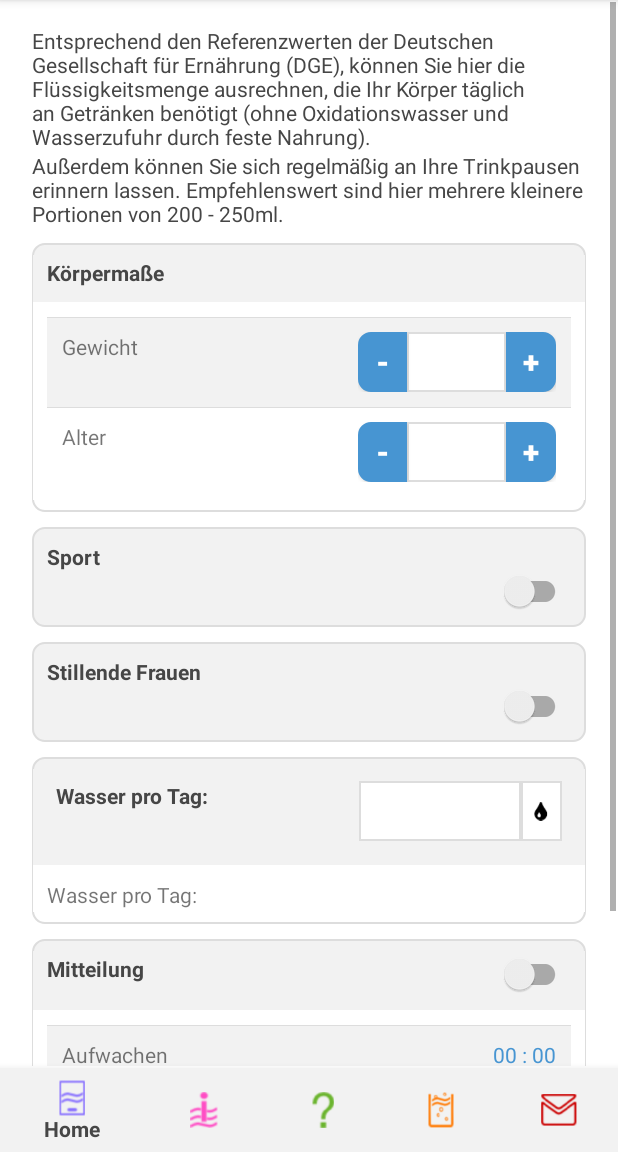
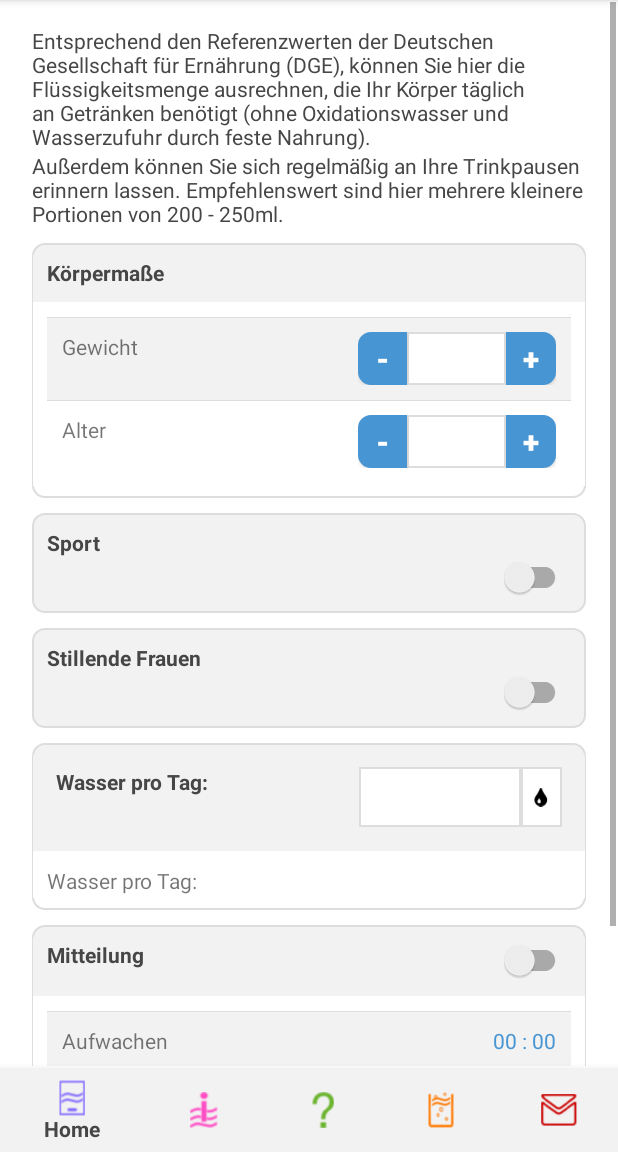
Before and after one commit to Tchoumi14/Wassertipps, an Android app: the fragment RechnerFragment placed in its activity, on a phone screen of 412 x 824 dp, the part 84-1236 px from its top. Run offline under Robolectric (Android 15) with nearby library versions, the phone set to English and light mode, and no system bars; libraries missing offline, so code that uses them is left out: com.github.aakira.expandablelayout; network calls fail; 26 statements that could not run were skipped.

Commit message:
Wasserbedarf rechner fields

```diff
--- a/Wassertipps/app/src/main/java/com/zeitform/wasserapp/navfragments/RechnerFragment.kt
+++ b/Wassertipps/app/src/main/java/com/zeitform/wasserapp/navfragments/RechnerFragment.kt
@@ -9,6 +9,7 @@ import android.view.LayoutInflater
 import android.view.View
 import android.view.ViewGroup
 import android.widget.DatePicker
+import android.widget.EditText
 import android.widget.TextView
 import android.widget.Toast
 import com.zeitform.wasserapp.R
@@ -36,6 +37,10 @@ class RechnerFragment : Fragment() {
     private lateinit var aufwachenText: TextView
     private lateinit var einschlafenText: TextView
     private lateinit var timePicker: TimePickerDialog
+    private lateinit var gewichtField: EditText
+    private lateinit var alterField: EditText
+    private lateinit var wasserProTagField: EditText
+    private lateinit var erinnerungenField: EditText
     private var listener: OnFragmentInteractionListener? = null
 
     override fun onCreate(savedInstanceState: Bundle?) {
@@ -52,6 +57,10 @@ class RechnerFragment : Fragment() {
     ): View? {
         // Inflate the layout for this fragment
         var rootView = inflater.inflate(R.layout.fragment_rechner, container, false)
+        gewichtField = rootView.findViewById(R.id.gewicht_field)
+        alterField = rootView.findViewById(R.id.alter_field)
+        wasserProTagField = rootView.findViewById(R.id.wasserprotag_field)
+        erinnerungenField = rootView.findViewById(R.id.erinnerungen_field)
         aufwachenText = rootView.findViewById(R.id.aufwachen_text)
         einschlafenText = rootView.findViewById(R.id.einschlafen_text)
         aufwachenText.setOnClickListener {
--- a/Wassertipps/app/src/main/res/layout/rechner_koerpermasse.xml
+++ b/Wassertipps/app/src/main/res/layout/rechner_koerpermasse.xml
@@ -38,7 +38,7 @@
                     android:text="@string/gewicht"/>
         <LinearLayout android:layout_width="0dp"
                       android:layout_weight=".40"
-                      android:layout_height="40dp"
+                      android:layout_height="35dp"
                       android:layout_alignParentEnd="true"
 
                       android:orientation="horizontal">
@@ -54,6 +54,8 @@
             <EditText android:layout_width="0dp"
                       android:layout_weight=".50"
                       android:layout_height="match_parent"
+                      android:textAlignment="center"
+                      android:id="@+id/gewicht_field"
                       android:inputType="number"
                       android:background="@drawable/input_box_styles"/>
             <Button android:layout_width="0dp"
@@ -78,7 +80,7 @@
                   android:text="@string/alter"/>
         <LinearLayout android:layout_width="0dp"
                       android:layout_weight=".40"
-                      android:layout_height="40dp"
+                      android:layout_height="35dp"
                       android:layout_alignParentEnd="true"
                       android:orientation="horizontal">
             <Button android:layout_width="0dp"
@@ -93,6 +95,8 @@
             <EditText android:layout_width="0dp"
                       android:layout_weight=".50"
                       android:layout_height="match_parent"
+                      android:textAlignment="center"
+                      android:id="@+id/alter_field"
                       android:inputType="number"
                       android:background="@drawable/input_box_styles"/>
             <Button android:layout_width="0dp"
--- a/Wassertipps/app/src/main/res/layout/rechner_mitteilungen.xml
+++ b/Wassertipps/app/src/main/res/layout/rechner_mitteilungen.xml
@@ -80,7 +80,7 @@
                       android:text="@string/erinnerungen"/>
             <LinearLayout android:layout_width="0dp"
                           android:layout_weight=".40"
-                          android:layout_height="40dp"
+                          android:layout_height="35dp"
                           android:layout_alignParentEnd="true"
                           android:orientation="horizontal">
                 <Button android:layout_width="0dp"
@@ -93,7 +93,10 @@
                         android:layout_height="match_parent"
                         android:text="-"/>
                 <EditText android:layout_width="0dp"
-                          android:layout_weight=".50" android:layout_height="match_parent"
+                          android:layout_weight=".50"
+                          android:layout_height="match_parent"
+                          android:textAlignment="center"
+                          android:id="@+id/erinnerungen_field"
                           android:background="@drawable/input_box_styles"/>
                 <Button android:layout_width="0dp"
                         android:layout_weight=".25"
--- a/Wassertipps/app/src/main/res/layout/rechner_wasser.xml
+++ b/Wassertipps/app/src/main/res/layout/rechner_wasser.xml
@@ -29,10 +29,11 @@
                     android:layout_width="0dp"
                     android:layout_weight=".80"
                     android:layout_height="match_parent"
+                    android:textAlignment="center"
                     android:background="@drawable/input_box_styles"
                     android:inputType="number"
                     android:ems="10"
-                    android:id="@+id/wasserprotag"/>
+                    android:id="@+id/wasserprotag_field"/>
                 <ImageView android:layout_width="0dp"
                            android:layout_weight=".20"
                            android:layout_height="match_parent"
```
